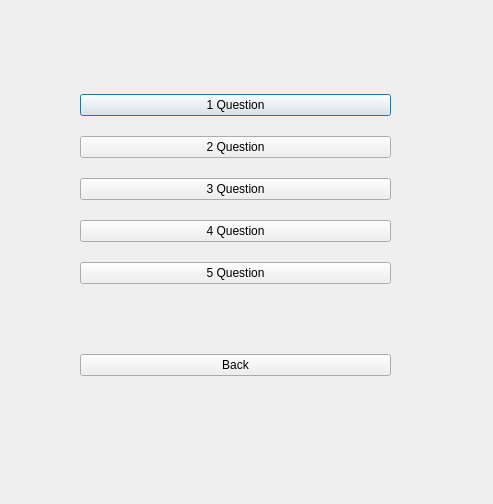
The window that lesson_4.ui (Mysarios/QT_study) describes before a commit, drawn with Qt 5.
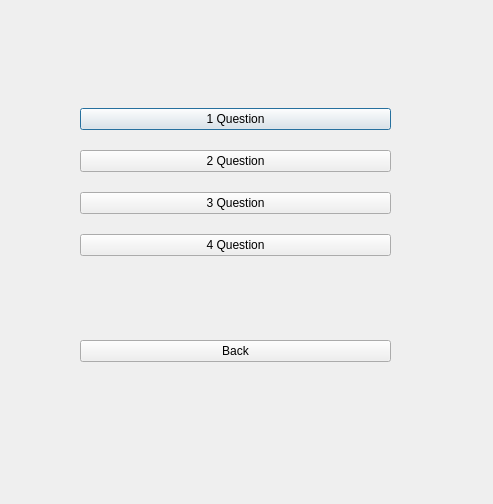
The same window after the commit.

What changed in the file:
```diff
--- a/lesson_4.ui
+++ b/lesson_4.ui
@@ -62,13 +62,6 @@
         </property>
        </widget>
       </item>
-      <item>
-       <widget class="QPushButton" name="pushButton_2">
-        <property name="text">
-         <string>5 Question</string>
-        </property>
-       </widget>
-      </item>
      </layout>
     </item>
     <item>
```
